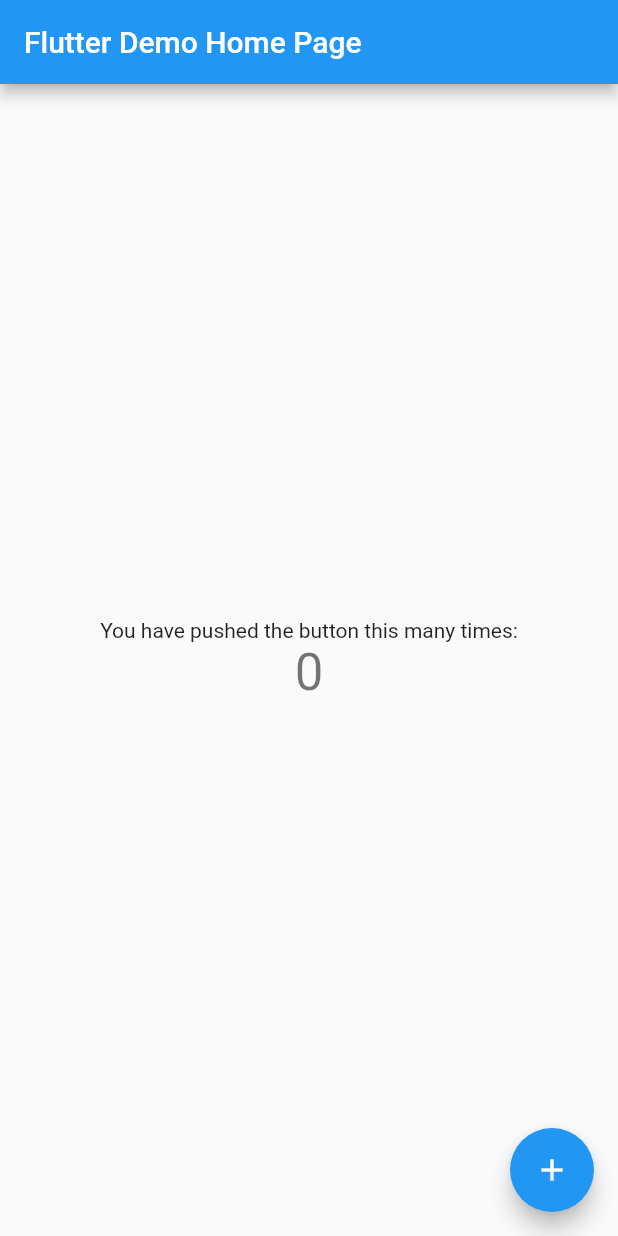
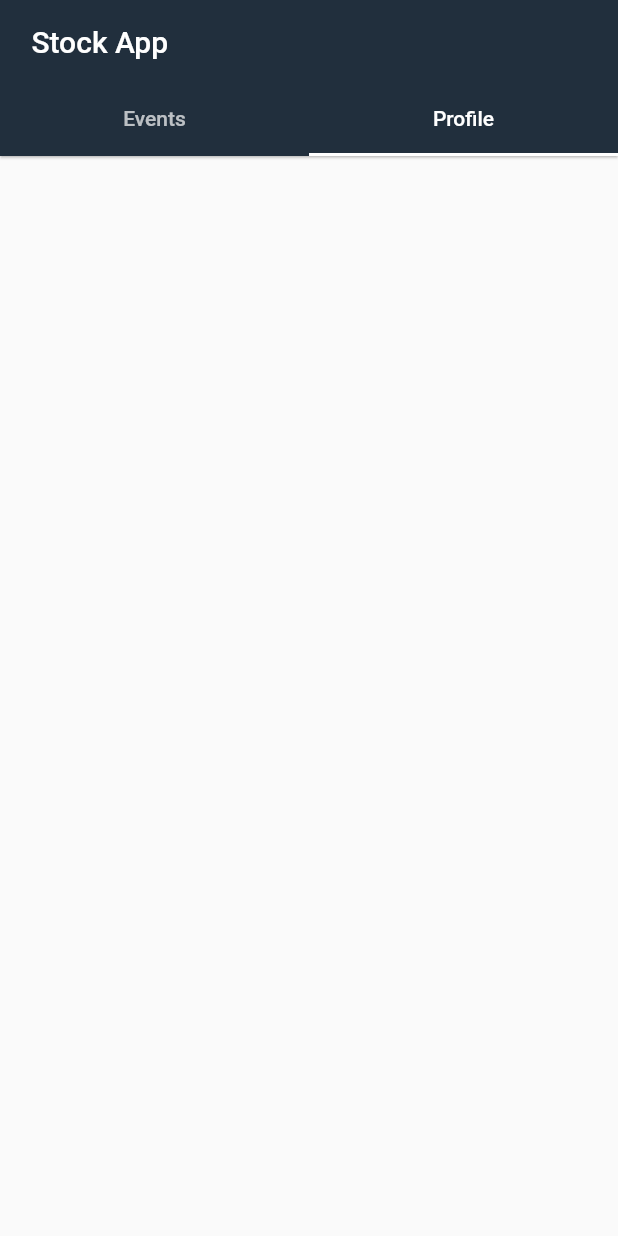
Before and after one commit to danwardvs/PHI-APP, a Flutter app: the screen it shows after launch, on a phone screen of 412 x 824 dp. Run offline on Flutter 3.47's test engine with Material 2 defaults, Android fonts, the light colour scheme and no system bars.

Commit message:
made Main run the HomePage file. HomePage.dart includes our "tabs" which can contain an events calendar and a tab for someones profile (can be changed)

```diff
--- /dev/null
+++ b/phi_app/lib/HomePage.dart
@@ -0,0 +1,46 @@
+import 'package:flutter/material.dart';
+class HomePage extends StatefulWidget{
+  //create a state for our homepage, since its reactive
+  @override
+  _HomePage createState() => new _HomePage ();
+
+}
+
+class _HomePage extends State <HomePage> with SingleTickerProviderStateMixin{
+
+
+  //tab controller so we can switch tabs
+  TabController _tabController;
+
+  @override
+  void initState(){
+    super.initState();
+    //we make the 'initial index' this specific page and have 2 tabs.
+    _tabController = new TabController(vsync: this,initialIndex: 1,length: 2);
+
+  }
+
+
+  @override
+  Widget build(BuildContext context) {
+    return new Scaffold(
+      appBar: AppBar(
+        //new app bar
+        title: new Text(" Stock App"),
+        elevation: 0.7,
+        //tab bar for pages
+        bottom: new TabBar(
+          //control with variable of tab controller called in initState
+          controller: _tabController,
+          indicatorColor: Colors.white,
+          tabs: <Widget>[
+            //the tabs (need 2 if defined 2)
+            new Tab(text:"Events"),
+            new Tab(text: "Profile"),
+          ],
+        ),
+      ),
+    );
+  }
+
+}
--- a/phi_app/lib/main.dart
+++ b/phi_app/lib/main.dart
@@ -1,111 +1,22 @@
+
 import 'package:flutter/material.dart';
 
-void main() => runApp(MyApp());
+import 'HomePage.dart';
+
+main() {
+  runApp(new MyApp());
+}
 
 class MyApp extends StatelessWidget {
-  // This widget is the root of your application.
   @override
   Widget build(BuildContext context) {
-    return MaterialApp(
-      title: 'Flutter Demo',
-      theme: ThemeData(
-        // This is the theme of your application.
-        //
-        // Try running your application with "flutter run". You'll see the
-        // application has a blue toolbar. Then, without quitting the app, try
-        // changing the primarySwatch below to Colors.green and then invoke
-        // "hot reload" (press "r" in the console where you ran "flutter run",
-        // or simply save your changes to "hot reload" in a Flutter IDE).
-        // Notice that the counter didn't reset back to zero; the application
-        // is not restarted.
-        primarySwatch: Colors.blue,
+    return new MaterialApp(
+      title: "PHI App",
+      theme: new ThemeData(
+        primaryColor: new Color(0xff212F3D), //default color of app
       ),
-      home: MyHomePage(title: 'Flutter Demo Home Page'),
+      home: new HomePage(), //we make the default home  another class called Homepage.dart
+      debugShowCheckedModeBanner: false, //disable the debug icon
     );
   }
 }
-
-class MyHomePage extends StatefulWidget {
-  MyHomePage({Key key, this.title}) : super(key: key);
-
-  // This widget is the home page of your application. It is stateful, meaning
-  // that it has a State object (defined below) that contains fields that affect
-  // how it looks.
-
-  // This class is the configuration for the state. It holds the values (in this
-  // case the title) provided by the parent (in this case the App widget) and
-  // used by the build method of the State. Fields in a Widget subclass are
-  // always marked "final".
-
-  final String title;
-
-  @override
-  _MyHomePageState createState() => _MyHomePageState();
-}
-
-class _MyHomePageState extends State<MyHomePage> {
-  int _counter = 0;
-
-  void _incrementCounter() {
-    setState(() {
-      // This call to setState tells the Flutter framework that something has
-      // changed in this State, which causes it to rerun the build method below
-      // so that the display can reflect the updated values. If we changed
-      // _counter without calling setState(), then the build method would not be
-      // called again, and so nothing would appear to happen.
-      _counter++;
-    });
-  }
-
-  @override
-  Widget build(BuildContext context) {
-    // This method is rerun every time setState is called, for instance as done
-    // by the _incrementCounter method above.
-    //
-    // The Flutter framework has been optimized to make rerunning build methods
-    // fast, so that you can just rebuild anything that needs updating rather
-    // than having to individually change instances of widgets.
-    return Scaffold(
-      appBar: AppBar(
-        // Here we take the value from the MyHomePage object that was created by
-        // the App.build method, and use it to set our appbar title.
-        title: Text(widget.title),
-      ),
-      body: Center(
-        // Center is a layout widget. It takes a single child and positions it
-        // in the middle of the parent.
-        child: Column(
-          // Column is also a layout widget. It takes a list of children and
-          // arranges them vertically. By default, it sizes itself to fit its
-          // children horizontally, and tries to be as tall as its parent.
-          //
-          // Invoke "debug painting" (press "p" in the console, choose the
-          // "Toggle Debug Paint" action from the Flutter Inspector in Android
-          // Studio, or the "Toggle Debug Paint" command in Visual Studio Code)
-          // to see the wireframe for each widget.
-          //
-          // Column has various properties to control how it sizes itself and
-          // how it positions its children. Here we use mainAxisAlignment to
-          // center the children vertically; the main axis here is the vertical
-          // axis because Columns are vertical (the cross axis would be
-          // horizontal).
-          mainAxisAlignment: MainAxisAlignment.center,
-          children: <Widget>[
-            Text(
-              'You have pushed the button this many times:',
-            ),
-            Text(
-              '$_counter',
-              style: Theme.of(context).textTheme.display1,
-            ),
-          ],
-        ),
-      ),
-      floatingActionButton: FloatingActionButton(
-        onPressed: _incrementCounter,
-        tooltip: 'Increment',
-        child: Icon(Icons.add),
-      ), // This trailing comma makes auto-formatting nicer for build methods.
-    );
-  }
-}
```
